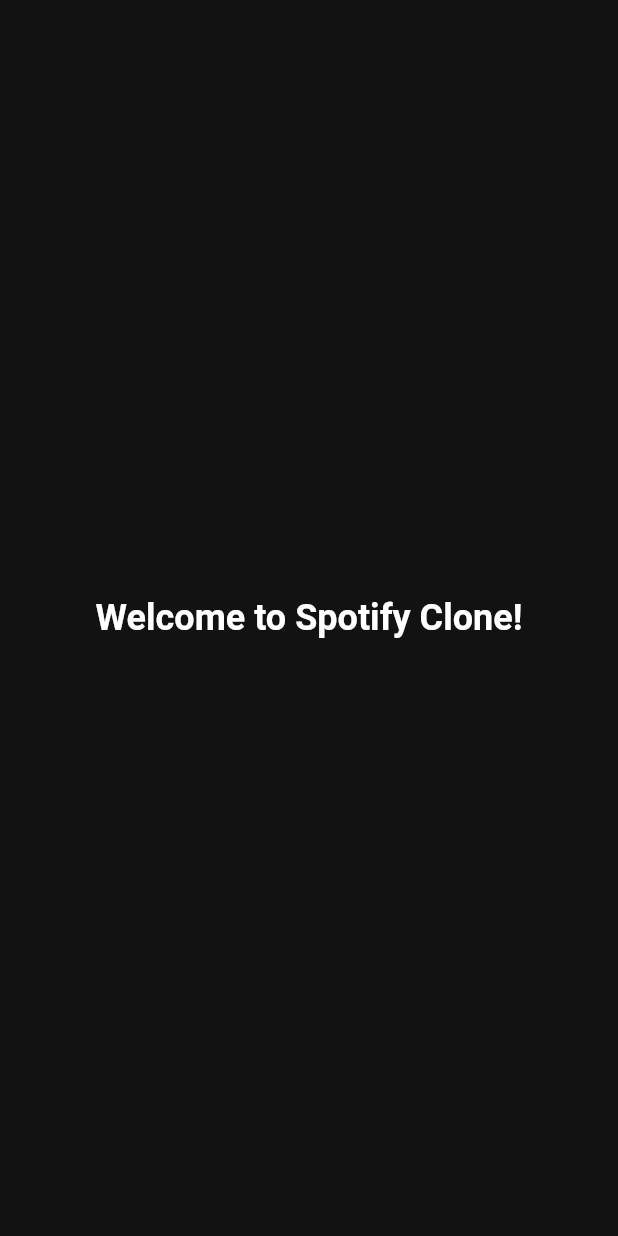
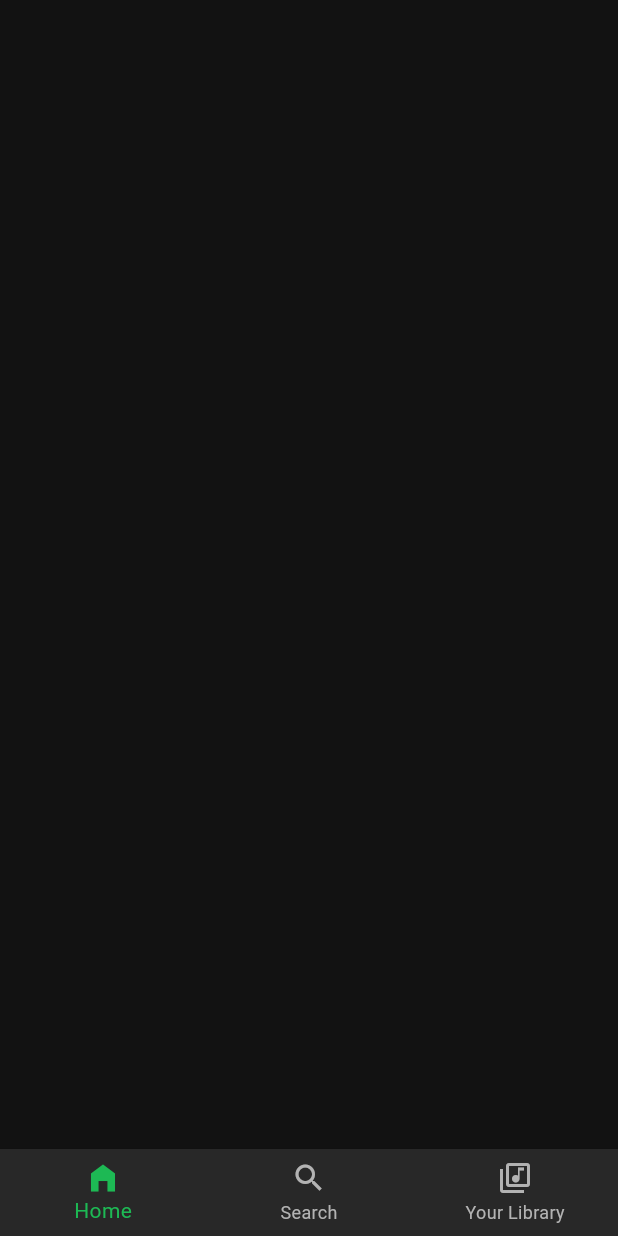
Before and after one commit to pranav-codee/spotify-clone-flutter, a Flutter app: the screen it shows after launch, on a phone screen of 412 x 824 dp. Run offline on Flutter 3.47's test engine with Material 3 defaults, Android fonts, the phone set to English and light mode, and no system bars.

Commit message:
feat: Added navigation bar

```diff
--- /dev/null
+++ b/lib/features/home/presentation/main_navigation.dart
@@ -0,0 +1,58 @@
+import 'package:flutter/material.dart';
+import '../../../core/constants/app_colors.dart';
+import '../../../core/constants/app_strings.dart';
+
+class MainNavigation extends StatefulWidget {
+  const MainNavigation({super.key});
+
+  @override
+  State<MainNavigation> createState() => _MainNavigationState();
+}
+
+class _MainNavigationState extends State<MainNavigation> {
+  int _currentIndex = 0;
+
+  final List<Widget> _screens = [
+    const Center(
+        child:
+            Text('Home Screen', style: TextStyle(color: AppColors.background))),
+    const Center(
+        child: Text('Search Screen',
+            style: TextStyle(color: AppColors.background))),
+    const Center(
+        child: Text('Library Screen',
+            style: TextStyle(color: AppColors.background))),
+  ];
+
+  @override
+  Widget build(BuildContext context) {
+    return Scaffold(
+      body: _screens[_currentIndex],
+      bottomNavigationBar: BottomNavigationBar(
+        currentIndex: _currentIndex,
+        onTap: (index) {
+          setState(() {
+            _currentIndex = index;
+          });
+        },
+        items: const [
+          BottomNavigationBarItem(
+            icon: Icon(Icons.home_outlined),
+            activeIcon: Icon(Icons.home_filled),
+            label: AppStrings.home,
+          ),
+          BottomNavigationBarItem(
+            icon: Icon(Icons.search),
+            activeIcon: Icon(Icons.search),
+            label: AppStrings.search,
+          ),
+          BottomNavigationBarItem(
+            icon: Icon(Icons.library_music_outlined),
+            activeIcon: Icon(Icons.library_music),
+            label: AppStrings.yourLibrary,
+          ),
+        ],
+      ),
+    );
+  }
+}
--- a/lib/main.dart
+++ b/lib/main.dart
@@ -1,6 +1,7 @@
 import 'package:flutter/material.dart';
 import 'core/theme/app_theme.dart';
 import 'core/constants/app_strings.dart';
+import 'features/home/presentation/main_navigation.dart';
 
 void main() {
   runApp(const MyApp());
@@ -15,7 +16,7 @@ class MyApp extends StatelessWidget {
       title: AppStrings.appName,
       debugShowCheckedModeBanner: false, // Removes debug banner
       theme: AppTheme.darkTheme,
-      home: const MainScreen(),
+      home: const MainNavigation(),
     );
   }
 }
```
